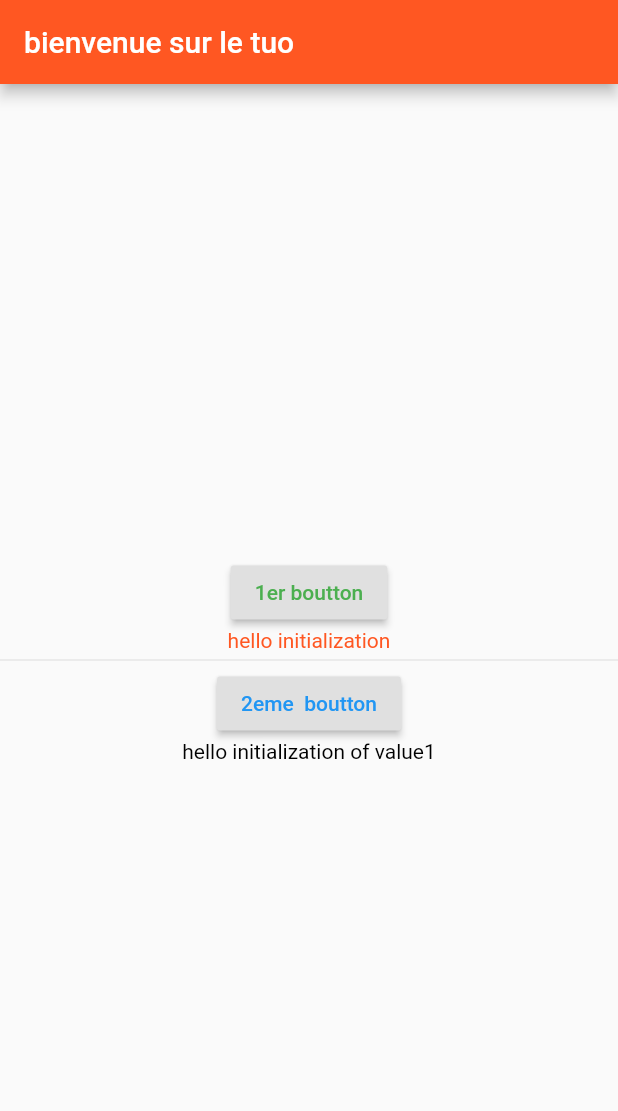
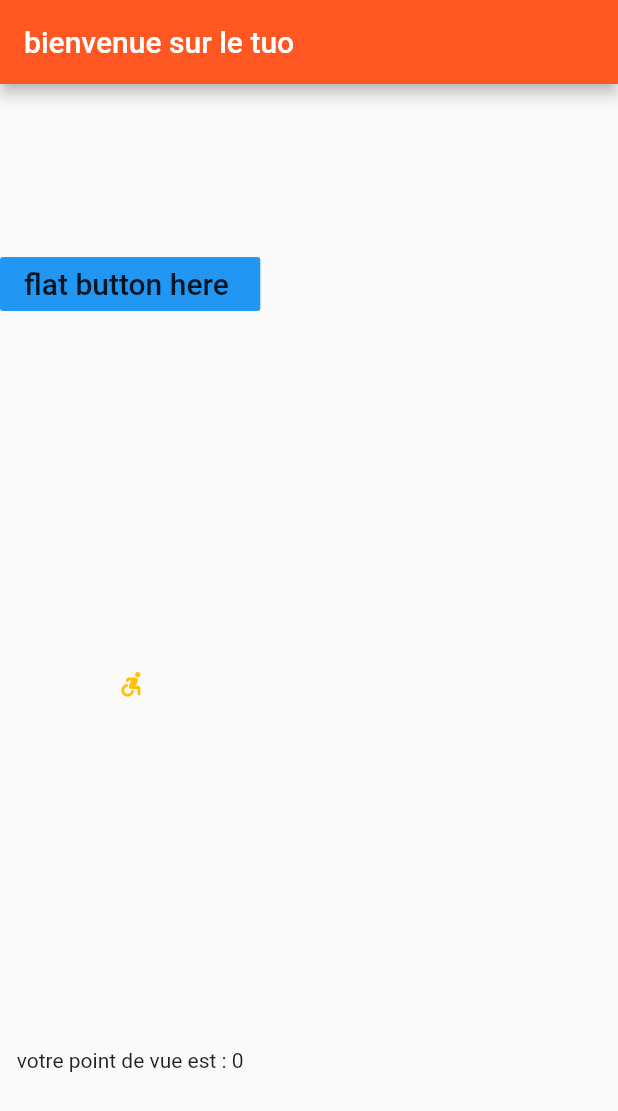
Before and after one commit to sllim637/flutter-repo, a Flutter app: the screen it shows after launch, on a phone screen of 412 x 824 dp. Shown: the top 1111 px of the screen. Run offline on Flutter 3.47's test engine with Material 2 defaults, Android fonts, the phone set to English and light mode, and no system bars.

Commit message:
adding flat button and icon button

```diff
--- a/lib/main.dart
+++ b/lib/main.dart
@@ -35,19 +35,8 @@ class soir extends StatefulWidget {
 }
 
 class _soirState extends State<soir> {
-  String value ="hello initialization";
-  String value1 ="hello initialization of value1";
-  void onClick(){
-    setState((){
-      value= "i am setState function";
-    });
-  }
-  void onClick2(String value2){
-    setState((){
-      value1= value2;
-    });
-  }
   var info = "slim hammami";
+  var note =0 ;
   initState(){
     super.initState();
     info = "bienvenue sur le tuo";
@@ -60,19 +49,29 @@ class _soirState extends State<soir> {
       ),
       // ignore: deprecated_member_use
       body: Column(
-        mainAxisAlignment: MainAxisAlignment.center,
+        mainAxisAlignment: MainAxisAlignment.spaceAround,
         children:  <Widget>[
-          RaisedButton(
-            onPressed: () {  onClick();},
-            child: Text("1er boutton" , style: TextStyle(color: Colors.green),),
+          FlatButton(
+              onPressed: (){
+                debugPrint("----flat button is ok ---");
+              },
+              child: Text("flat button here "  ,style: TextStyle(fontSize: 20),),
+          color: Colors.blue,
+            focusColor: Colors.white,
           ),
-          Text(value , style: TextStyle(color: Colors.deepOrange),),
-          Divider(height: 10,),
-          RaisedButton(
-            onPressed: () { onClick2( "je suis la valeur passe par la deuxieme parametre"); },
-            child: Text("2eme  boutton" , style: TextStyle(color: Colors.blue),),
+          IconButton(
+              onPressed: () {
+            debugPrint("--- icon button is ok ---");
+            setState((){
+              note++;
+            });
+
+          },
+              icon: Icon(Icons.accessible_forward_rounded, color: Colors.amber, size: 20,),
+            tooltip: 'J\'aime'
           ),
-          Text(value1 , style: TextStyle(color: Colors.black),),
+
+          Text("votre point de vue est : $note")
         ],
       )
     )
```
